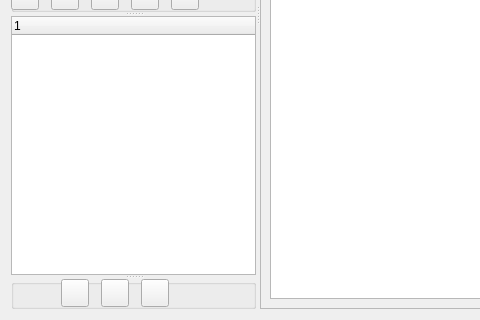
This is GUI_UIs/ui_dialog_code_pdf.ui in ccbogel/QualCoder as Qt 5 draws it before an edit; both pictures show x 0 to 480 and y 379 to 699 of the 1054 by 699 pixel window. The edited form follows.
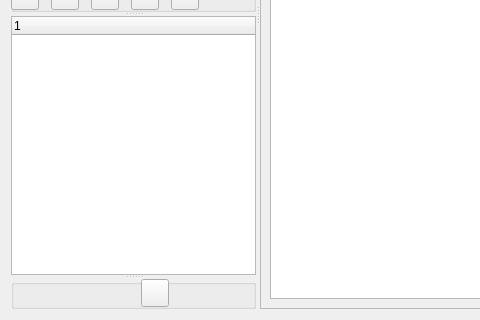
This is the edited form.

```diff
--- a/GUI_UIs/ui_dialog_code_pdf.ui
+++ b/GUI_UIs/ui_dialog_code_pdf.ui
@@ -571,38 +571,6 @@
        <property name="title">
         <string/>
        </property>
-       <widget class="QPushButton" name="pushButton_show_all_codings">
-        <property name="geometry">
-         <rect>
-          <x>90</x>
-          <y>0</y>
-          <width>28</width>
-          <height>28</height>
-         </rect>
-        </property>
-        <property name="toolTip">
-         <string>&lt;html&gt;&lt;head/&gt;&lt;body&gt;&lt;p&gt;Show all codings&lt;/p&gt;&lt;/body&gt;&lt;/html&gt;</string>
-        </property>
-        <property name="text">
-         <string/>
-        </property>
-       </widget>
-       <widget class="QPushButton" name="pushButton_show_selected_code">
-        <property name="geometry">
-         <rect>
-          <x>50</x>
-          <y>0</y>
-          <width>28</width>
-          <height>28</height>
-         </rect>
-        </property>
-        <property name="toolTip">
-         <string>&lt;html&gt;&lt;head/&gt;&lt;body&gt;&lt;p&gt;Show selected_code&lt;/p&gt;&lt;/body&gt;&lt;/html&gt;</string>
-        </property>
-        <property name="text">
-         <string/>
-        </property>
-       </widget>
        <widget class="QPushButton" name="pushButton_important">
         <property name="geometry">
          <rect>
```
Left out of the diff: 2 changed lines with no effect on the pictures.
